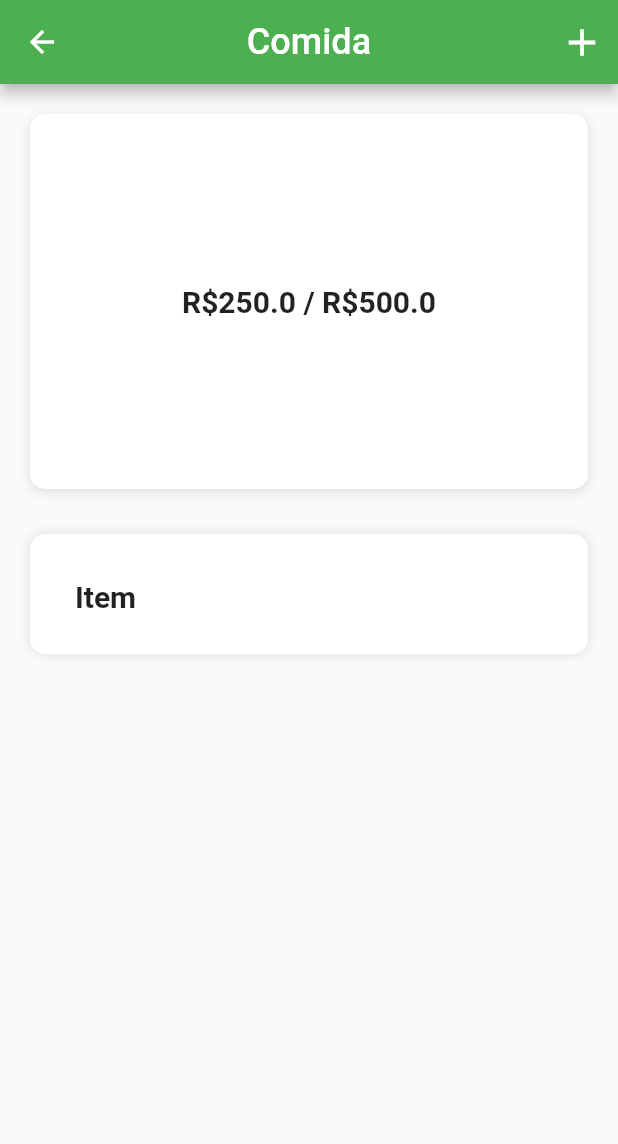
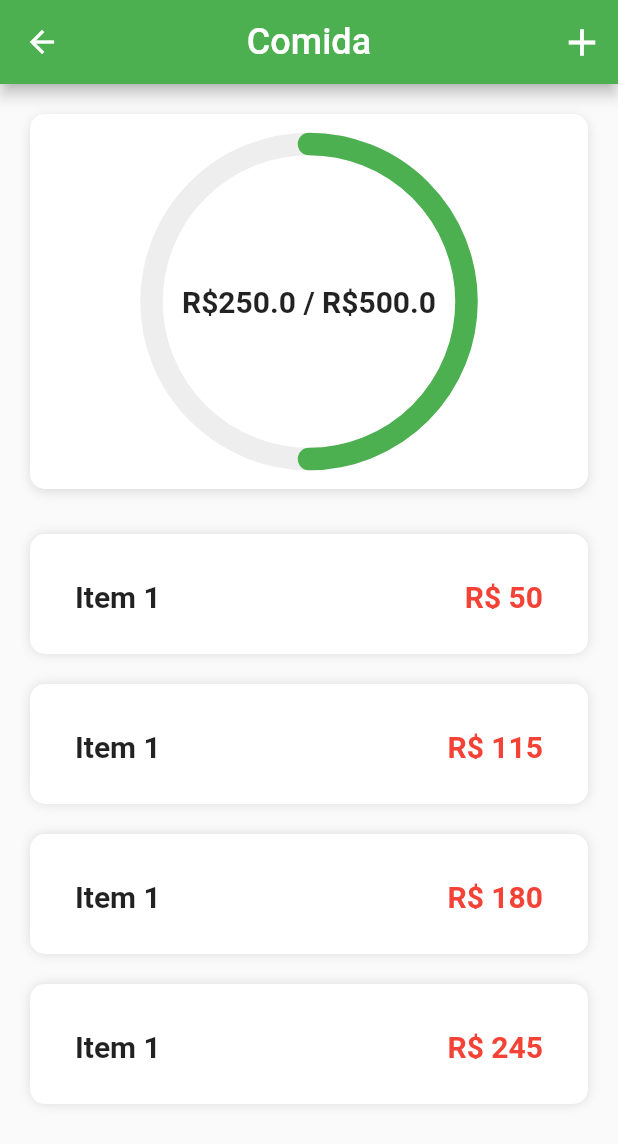
Before and after one commit to caneto/ui_buget_tracker, a Flutter app: the screen it shows after launch, after a tap on "Comida", on a phone screen of 412 x 824 dp. Shown: the top 1144 px of the screen. Run offline on Flutter 3.47's test engine with Material 2 defaults, Android fonts, the phone set to English and light mode, and no system bars.

Commit message:
Finalizado Ui

```diff
--- a/lib/screen/category_screen.dart
+++ b/lib/screen/category_screen.dart
@@ -1,3 +1,4 @@
+import 'package:bugettracker/widgets/radial_painter.dart';
 import 'package:flutter/material.dart';
 
 class CategoryScreen extends StatefulWidget {
@@ -48,7 +49,12 @@ class _CategoryScreenState extends State<CategoryScreen> {
                   )
                 ]),
             child: CustomPaint(
-              //foregroundPainter: RadialPainte(),
+              foregroundPainter: RadialPainter(
+                bgColor: Colors.grey[200],
+                lineColor: Colors.green,
+                percent: radialBarPercent,
+                widget: 15,
+              ),
               child: Center(
                 child: Text(
                   "R\$${SpeedAmout} / R\$${TotalBudget}",
@@ -60,6 +66,7 @@ class _CategoryScreenState extends State<CategoryScreen> {
               ),
             ),
           ),
+          for(int i = 50; i < 300; i += 65)
           Container(
             alignment: Alignment.center,
             margin: const EdgeInsets.symmetric(horizontal: 20, vertical: 10),
@@ -78,10 +85,19 @@ class _CategoryScreenState extends State<CategoryScreen> {
             child: Padding(
               padding: const EdgeInsets.all(30),
               child: Row(
-                children: const [
+                mainAxisAlignment: MainAxisAlignment.spaceBetween,
+                children: [
+                  const Text(
+                    "Item 1",
+                    style: TextStyle(
+                      fontSize: 20,
+                      fontWeight: FontWeight.bold,
+                    ),
+                  ),
                   Text(
-                    "Item",
-                    style: TextStyle(
+                    "R\$ ${i.toString()}",
+                    style: const TextStyle(
+                      color: Colors.red,
                       fontSize: 20,
                       fontWeight: FontWeight.bold,
                     ),
--- /dev/null
+++ b/lib/widgets/radial_painter.dart
@@ -0,0 +1,50 @@
+// ignore_for_file: public_member_api_docs, sort_constructors_first
+import 'dart:math';
+
+import 'package:flutter/material.dart';
+
+class RadialPainter extends CustomPainter {
+  final Color? bgColor;
+  final Color? lineColor;
+  final double? percent;
+  final double? widget;
+
+  const RadialPainter({
+    this.bgColor,
+    this.lineColor,
+    this.percent,
+    this.widget,
+  });
+
+  @override
+  void paint(Canvas canvas, Size size) {
+    Paint bgline = Paint()
+      ..color = bgColor!
+      ..strokeCap = StrokeCap.round
+      ..style = PaintingStyle.stroke
+      ..strokeWidth = widget!;
+
+      Paint completeLine = Paint()
+      ..color = lineColor!
+      ..strokeCap = StrokeCap.round
+      ..style = PaintingStyle.stroke
+      ..strokeWidth = widget!;
+
+      Offset center = Offset(size.width / 2, size.height / 2);
+      double radius = min(size.width / 2, size.height / 2);
+      double sweepAngle = 2 * pi * percent!;
+      canvas.drawCircle(center, radius, bgline);
+      canvas.drawArc(
+        Rect.fromCircle(center: center, radius: radius),
+        -pi / 2,
+        sweepAngle,
+        false,
+        completeLine,
+      );
+  }
+
+  @override
+  bool shouldRepaint(covariant CustomPainter oldDelegate) {
+    throw UnimplementedError();
+  }
+}
```
